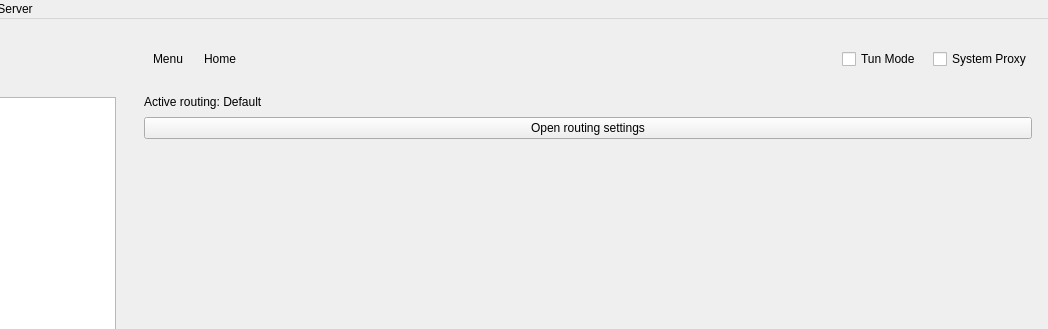
cofedish/cofe-nekobox, file ui/mainwindow.ui: the form before one commit; both pictures show x 152 to 1200 and y 0 to 329 of the 1200 by 760 pixel window.
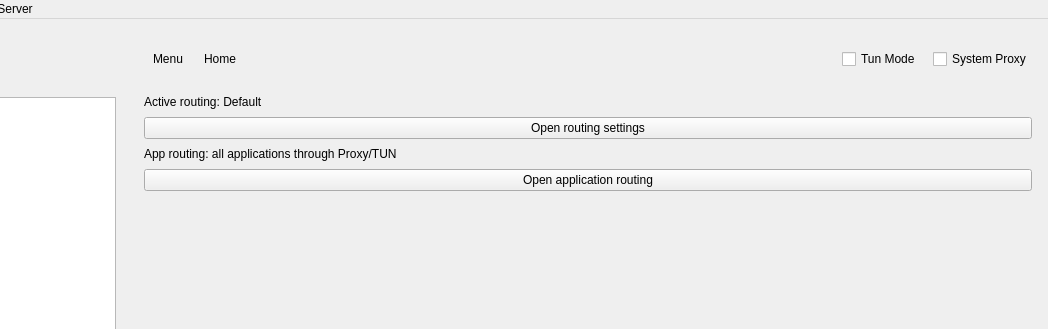
The form after the commit. The open tabs and pages were chosen to show the change. Custom widgets are drawn as their Qt base class.

Commit message: feat: restore rules UI and add app routing management screen

Patch:
```diff
--- a/ui/mainwindow.ui
+++ b/ui/mainwindow.ui
@@ -1087,6 +1087,23 @@
                 </property>
                </widget>
               </item>
+              <item>
+               <widget class="QLabel" name="rules_app_summary">
+                <property name="text">
+                 <string>App routing: all applications through Proxy/TUN</string>
+                </property>
+                <property name="wordWrap">
+                 <bool>true</bool>
+                </property>
+               </widget>
+              </item>
+              <item>
+               <widget class="QPushButton" name="rules_app_routing">
+                <property name="text">
+                 <string>Open application routing</string>
+                </property>
+               </widget>
+              </item>
              </layout>
             </widget>
            </item>
```
The commit also changes 6 other files.
